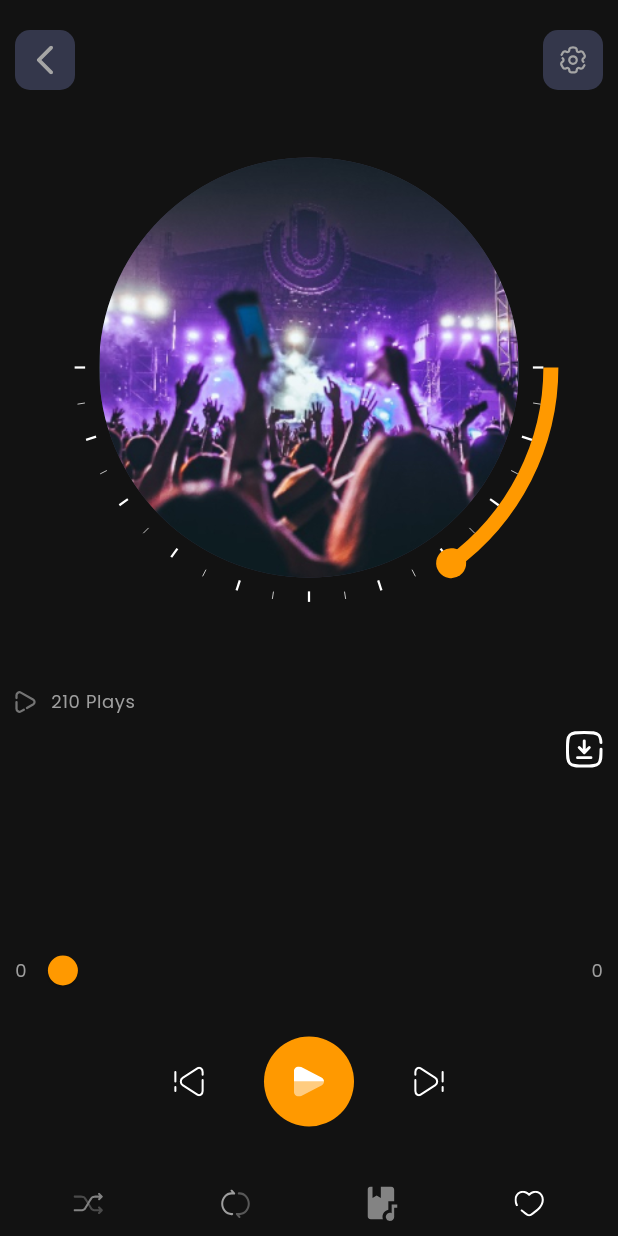
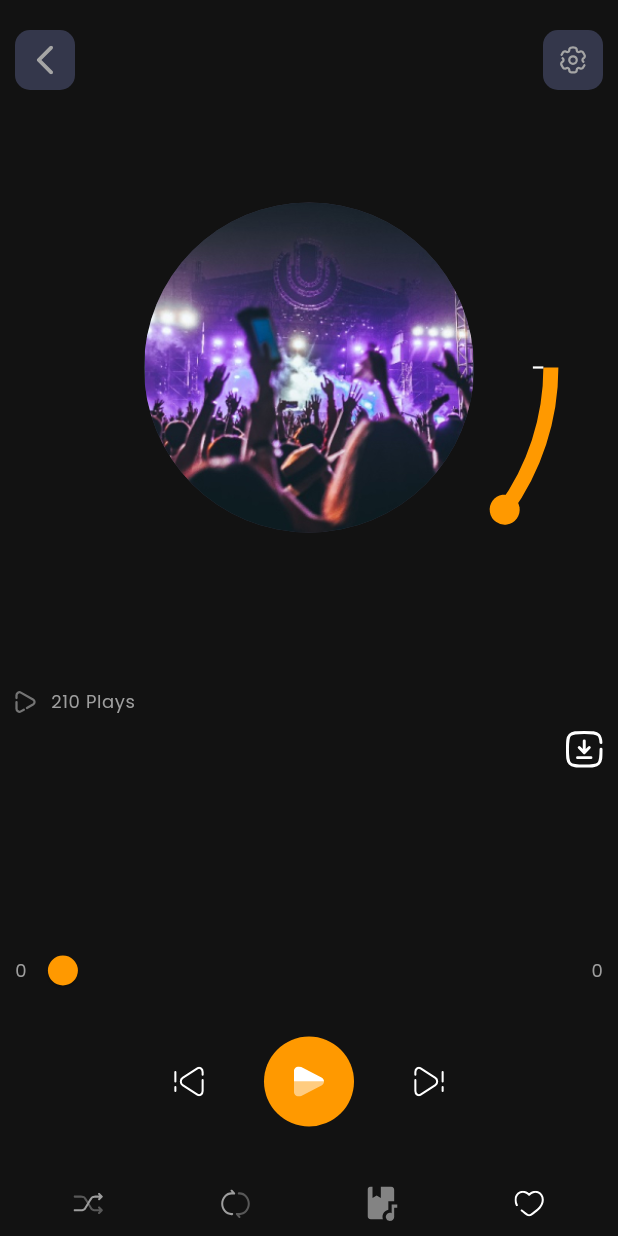
Before and after one commit to harshit7132/Music-Player, a Flutter app: the PlaySongPage screen opened directly, on a phone screen of 412 x 824 dp. Run offline on Flutter 3.47's test engine with Material 2 defaults, Android fonts, the phone set to English and light mode, and no system bars; drawn by our look-alikes of syncfusion_flutter_gauges; our stand-ins replace carousel_slider, flutter_svg, get, just_audio, on_audio_query, permission_handler.

Commit message:
Volume controller completed

```diff
--- a/lib/components/SongAndVolume.dart
+++ b/lib/components/SongAndVolume.dart
@@ -1,5 +1,7 @@
 import 'package:flutter/material.dart';
+import 'package:get/get.dart';
 import 'package:music_player/config/Colors.dart';
+import 'package:music_player/controller/SongPlayerController.dart';
 import 'package:syncfusion_flutter_gauges/gauges.dart';
 
 class SongAndValume extends StatelessWidget {
@@ -8,8 +10,8 @@ class SongAndValume extends StatelessWidget {
 
   @override
   Widget build(BuildContext context) {
-  var value = 30.0;
-    return SfRadialGauge(
+    SongPlayerController songPlayerController = Get.put(SongPlayerController());
+    return Obx(() => SfRadialGauge(
       animationDuration: 1,
       enableLoadingAnimation: true,
       axes: [
@@ -20,7 +22,7 @@ class SongAndValume extends StatelessWidget {
           canRotateLabels: false,
           interval: 10,
           isInversed: false,
-          maximum: 100,
+          maximum: 1,
           minimum: 0,
           showAxisLine: true,
           showLabels: false,
@@ -28,16 +30,16 @@ class SongAndValume extends StatelessWidget {
           ranges: [
             GaugeRange(
               startValue: 0,
-              endValue: value,
+              endValue: songPlayerController.volumLavel.value,
               color: primaryColor,
             )
           ],
           pointers: [
             MarkerPointer(
               color: primaryColor,
-              value: value,
-              onValueChanged: (valuee) {
-
+              value: songPlayerController.volumLavel.value,
+              onValueChanged: (value) {
+                songPlayerController.chnageVolum(value);
               },
               enableAnimation: true,
               enableDragging: true,
@@ -48,10 +50,10 @@ class SongAndValume extends StatelessWidget {
           ],
           annotations: [
             GaugeAnnotation(
-              horizontalAlignment: GaugeAlignment.center,
+              // horizontalAlignment: GaugeAlignment.center,
               widget: Container(
-                width: 280,
-                height: 280,
+                width: 220,
+                height: 220,
                 decoration: BoxDecoration(
                   borderRadius: BorderRadius.circular(1000),
                   image: DecorationImage(
@@ -64,6 +66,6 @@ class SongAndValume extends StatelessWidget {
           ],
         ),
       ],
-    );
+    ));
   }
 }
--- a/lib/components/SongControllerButton.dart
+++ b/lib/components/SongControllerButton.dart
@@ -118,9 +118,15 @@ class SongControllerButtons extends StatelessWidget {
         Row(
           mainAxisAlignment: MainAxisAlignment.spaceAround,
           children: [
-            SvgPicture.asset(
-              "assets/icons/suffle.svg",
-              width: 20,
+            InkWell(
+              onTap: (){
+                songPlayerController.playRandomSong();
+              },
+              child: Obx(() => SvgPicture.asset(
+                "assets/icons/suffle.svg",
+                width: 20,
+                      color: songPlayerController.isSuffeled.value ? primaryColor : lableColor,
+              ),)
             ),
             InkWell(
               onTap: (){
```
Also changed, not shown: lib/controller/SongPlayerController.dart (+17 -0 lines).
